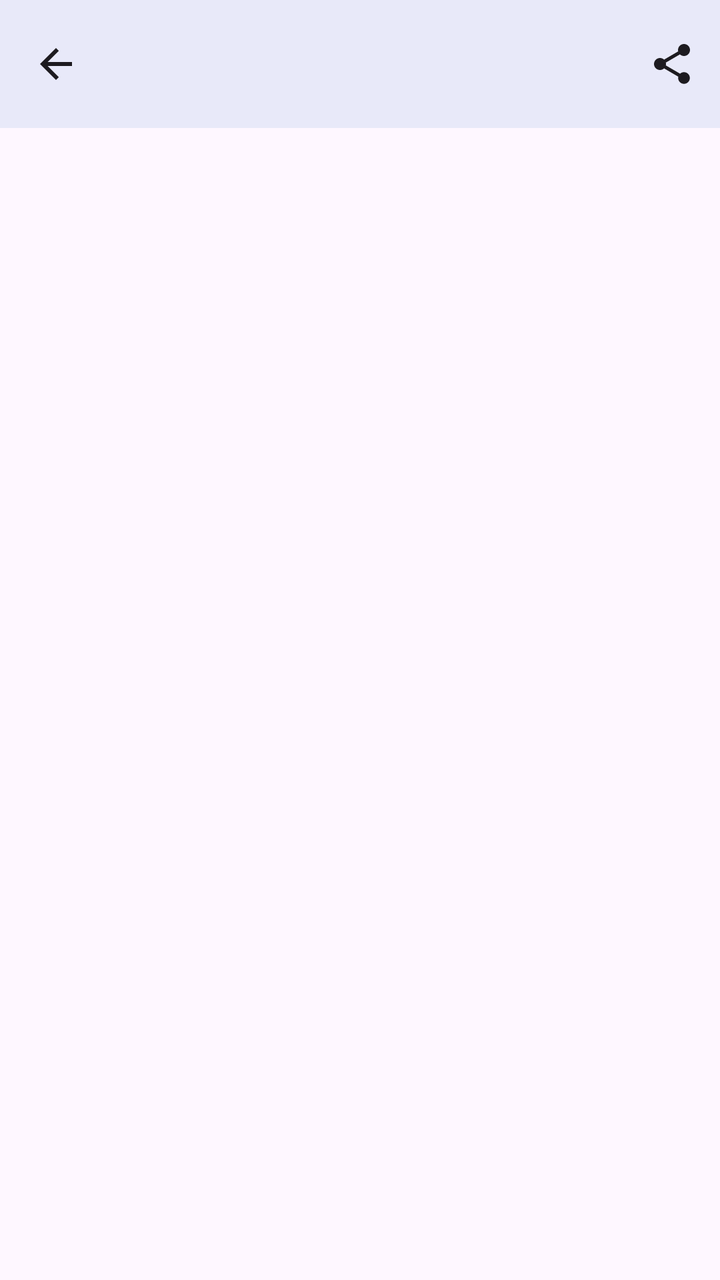
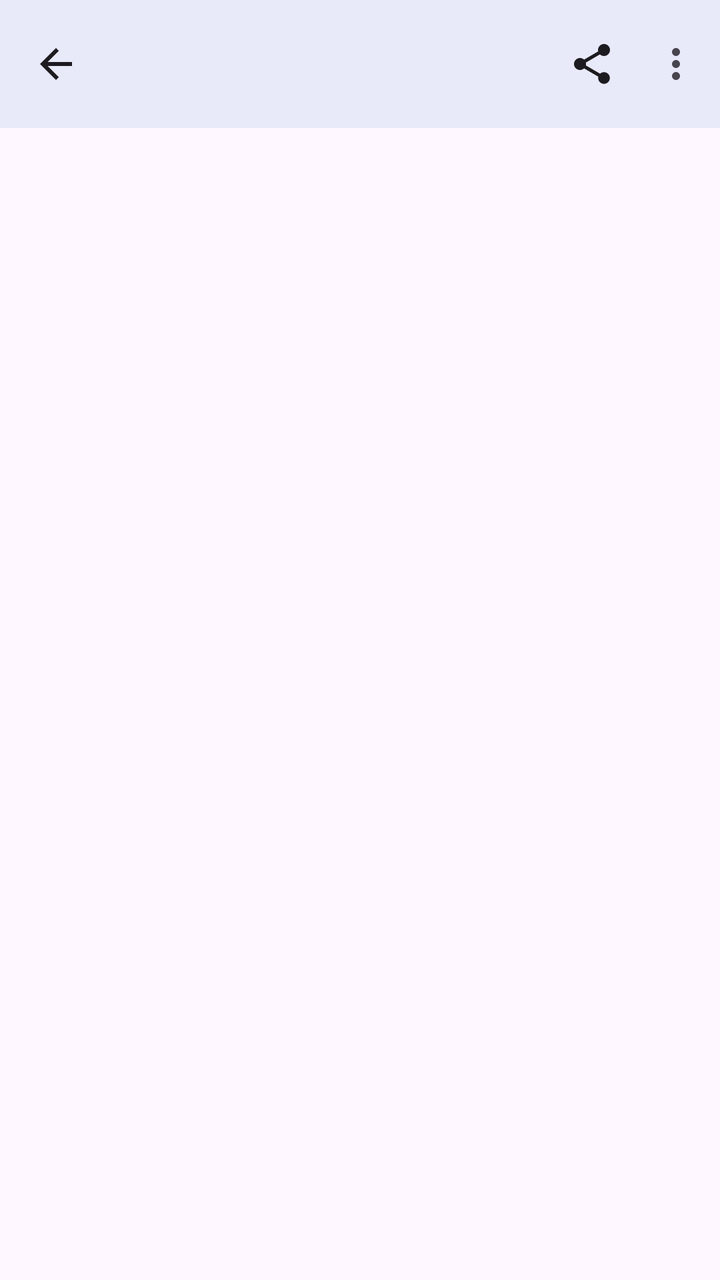

The first picture is an Android layout as it rendered before a commit; the second is the same layout after the commit. The layout source and the unified diff follow.
<!-- AndroidManifest.xml: application theme Theme.Gander -->
<!-- res/layout/activity_viewer.xml -->
<?xml version="1.0" encoding="utf-8"?>
<LinearLayout xmlns:android="http://schemas.android.com/apk/res/android"
    xmlns:app="http://schemas.android.com/apk/res-auto"
    android:id="@+id/root"
    android:layout_width="match_parent"
    android:layout_height="match_parent"
    android:orientation="vertical">

    <com.google.android.material.appbar.MaterialToolbar
        android:id="@+id/toolbar"
        android:layout_width="match_parent"
        android:layout_height="?attr/actionBarSize"
        android:background="?attr/colorSurface"
        android:elevation="4dp"
        app:menu="@menu/viewer_menu"
        app:navigationContentDescription="@string/back"
        app:navigationIcon="@drawable/ic_back"
        app:titleTextAppearance="?attr/textAppearanceTitleMedium" />

    <LinearLayout
        android:id="@+id/searchBar"
        android:layout_width="match_parent"
        android:layout_height="wrap_content"
        android:orientation="horizontal"
        android:gravity="center_vertical"
        android:background="?attr/colorSurface"
        android:elevation="4dp"
        android:paddingStart="12dp"
        android:paddingEnd="4dp"
        android:visibility="gone">

        <EditText
            android:id="@+id/searchInput"
            android:layout_width="0dp"
            android:layout_height="wrap_content"
            android:layout_weight="1"
            android:hint="@string/search_in_document"
            android:imeOptions="actionSearch"
            android:inputType="text|textNoSuggestions"
            android:maxLines="1"
            android:importantForAutofill="no" />

        <TextView
            android:id="@+id/searchCount"
            android:layout_width="wrap_content"
            android:layout_height="wrap_content"
            android:accessibilityLiveRegion="polite"
            android:paddingStart="6dp"
            android:paddingEnd="6dp"
            android:textAppearance="?attr/textAppearanceBodySmall"
            android:textColor="?attr/colorOnSurfaceVariant" />

        <ImageButton
            android:id="@+id/searchPrev"
            android:layout_width="44dp"
            android:layout_height="44dp"
            android:background="?attr/selectableItemBackgroundBorderless"
            android:contentDescription="@string/previous_match"
            android:src="@drawable/ic_up" />

        <ImageButton
            android:id="@+id/searchNext"
            android:layout_width="44dp"
            android:layout_height="44dp"
            android:background="?attr/selectableItemBackgroundBorderless"
            android:contentDescription="@string/next_match"
            android:src="@drawable/ic_down" />

        <ImageButton
            android:id="@+id/searchClose"
            android:layout_width="44dp"
            android:layout_height="44dp"
            android:background="?attr/selectableItemBackgroundBorderless"
            android:contentDescription="@string/close_search"
            android:src="@drawable/ic_close" />
    </LinearLayout>

    <FrameLayout
        android:id="@+id/container"
        android:layout_width="match_parent"
        android:layout_height="0dp"
        android:layout_weight="1" />
</LinearLayout>
<!-- resources referenced by this layout -->
<resources>
  <!-- drawable ic_back (drawable) -->
  <?xml version="1.0" encoding="utf-8"?>
  <vector xmlns:android="http://schemas.android.com/apk/res/android"
      android:width="24dp"
      android:height="24dp"
      android:viewportWidth="24"
      android:viewportHeight="24"
      android:tint="?attr/colorOnSurface">
      <path
          android:fillColor="#FF000000"
          android:pathData="M20,11H7.83l5.59,-5.59L12,4l-8,8 8,8 1.41,-1.41L7.83,13H20v-2z" />
  </vector>
  <!-- drawable ic_close (drawable) -->
  <?xml version="1.0" encoding="utf-8"?>
  <vector xmlns:android="http://schemas.android.com/apk/res/android"
      android:width="24dp"
      android:height="24dp"
      android:viewportWidth="24"
      android:viewportHeight="24"
      android:tint="?attr/colorOnSurface">
      <path
          android:fillColor="#FF000000"
          android:pathData="M19,6.41L17.59,5 12,10.59 6.41,5 5,6.41 10.59,12 5,17.59 6.41,19 12,13.41 17.59,19 19,17.59 13.41,12z" />
  </vector>
  <!-- drawable ic_down (drawable) -->
  <?xml version="1.0" encoding="utf-8"?>
  <vector xmlns:android="http://schemas.android.com/apk/res/android"
      android:width="24dp"
      android:height="24dp"
      android:viewportWidth="24"
      android:viewportHeight="24"
      android:tint="?attr/colorOnSurface">
      <path
          android:fillColor="#FF000000"
          android:pathData="M16.59,8.59L12,13.17 7.41,8.59 6,10l6,6 6,-6z" />
  </vector>
  <!-- drawable ic_up (drawable) -->
  <?xml version="1.0" encoding="utf-8"?>
  <vector xmlns:android="http://schemas.android.com/apk/res/android"
      android:width="24dp"
      android:height="24dp"
      android:viewportWidth="24"
      android:viewportHeight="24"
      android:tint="?attr/colorOnSurface">
      <path
          android:fillColor="#FF000000"
          android:pathData="M12,8l-6,6 1.41,1.41L12,10.83l4.59,4.58L18,14z" />
  </vector>
  <string name="back">Back</string>
  <string name="close_search">Close search</string>
  <string name="next_match">Next match</string>
  <string name="previous_match">Previous match</string>
  <string name="search_in_document">Search in document</string>
  <style name="Theme.Gander" parent="Theme.Material3.DayNight.NoActionBar">
          <item name="colorPrimary">@color/gander_primary</item>
          <item name="android:windowLightStatusBar">true</item>
      </style>
  <color name="gander_primary">#1565C0</color>
</resources>

<!-- the commit's change to res/layout/activity_viewer.xml (unified diff, before → after) -->
@@ -75,6 +75,14 @@
             android:src="@drawable/ic_close" />
     </LinearLayout>
 
+    
+    <com.google.android.material.progressindicator.LinearProgressIndicator
+        android:id="@+id/saveProgress"
+        android:layout_width="match_parent"
+        android:layout_height="wrap_content"
+        android:visibility="gone"
+        app:trackCornerRadius="0dp" />
+
     <FrameLayout
         android:id="@+id/container"
         android:layout_width="match_parent"
